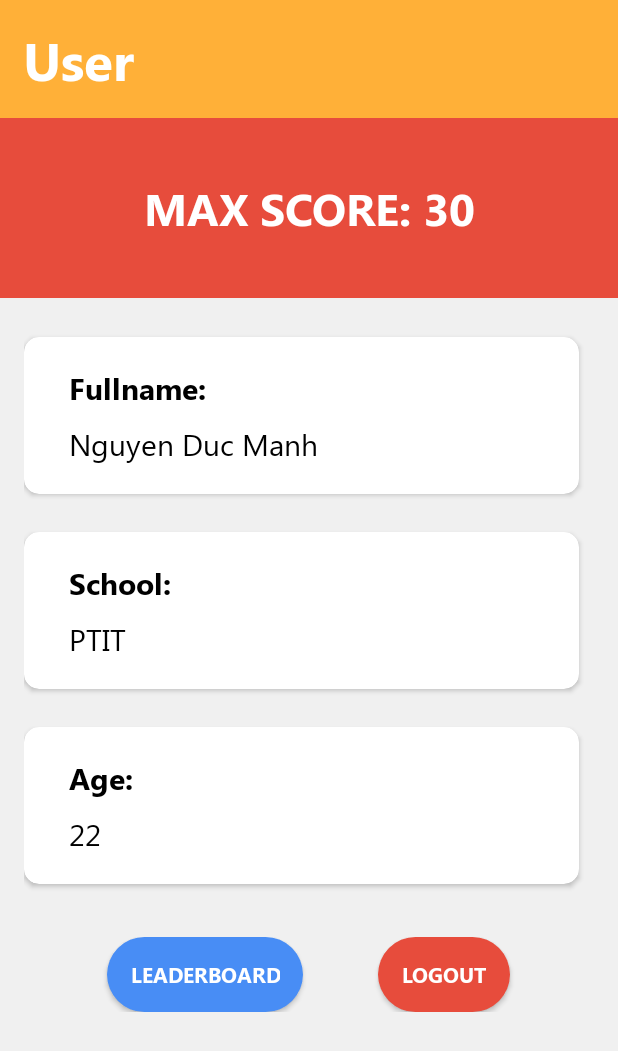
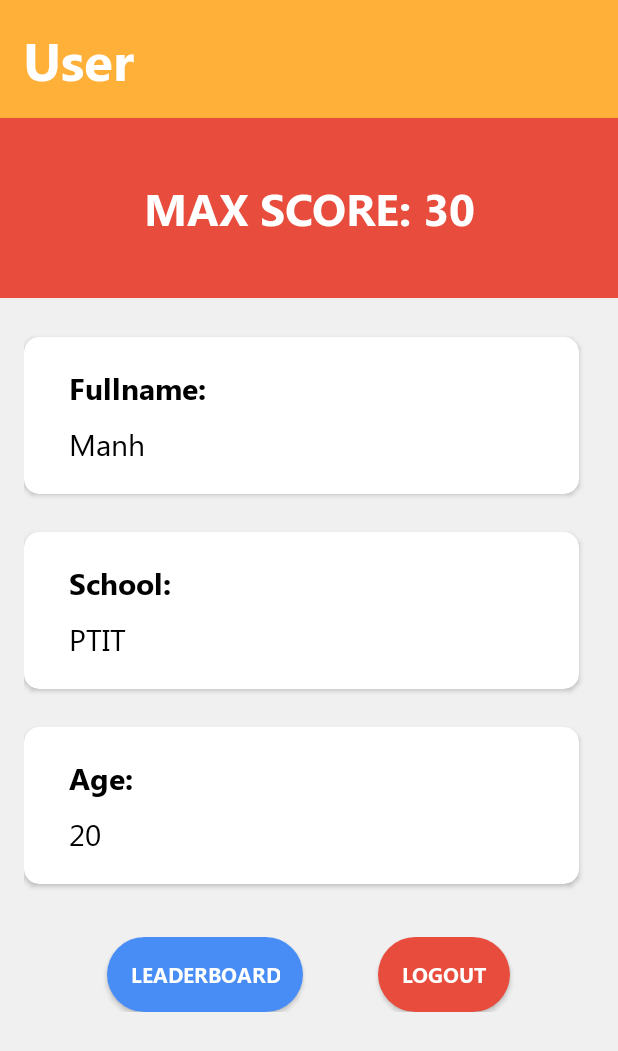
Before and after one commit to nddmanh/star-english-app, an Android app: the fragment UserFragment shown on its own in the app's theme, on a phone screen of 412 x 824 dp. Shown: the top 1051 px of the screen. Run offline under Robolectric (Android 15) with nearby library versions, the phone set to English and light mode, and no system bars; libraries missing offline, so code that uses them is left out: com.auth0.android.

Commit message:
Show info user and handle back event in main activity.

```diff
--- a/app/src/main/java/com/example/starenglish/HomeFragment.java
+++ b/app/src/main/java/com/example/starenglish/HomeFragment.java
@@ -47,7 +47,6 @@ public class HomeFragment extends Fragment {
         ApiService.apiService.getPosts().enqueue(new Callback<PostResponse>() {
             @Override
             public void onResponse(Call<PostResponse> call, Response<PostResponse> response) {
-                Toast.makeText(getActivity(), "Call api oke1: " , Toast.LENGTH_SHORT).show();
                 PostResponse postResponse = response.body();
                 if (postResponse != null && response.code() == 200) {
                     List<Post> posts = postResponse.getDataPost().getPosts();
@@ -56,7 +55,7 @@ public class HomeFragment extends Fragment {
                     postAdapter.setData(posts);
                     rcvPost.setAdapter(postAdapter);
                 } else {
-                    Toast.makeText(getActivity(), "Call api oke222222: " , Toast.LENGTH_SHORT).show();
+                    Toast.makeText(getActivity(), postResponse.getMessage() , Toast.LENGTH_SHORT).show();
                 }
             }
 
--- a/app/src/main/java/com/example/starenglish/OnboardingFragment3.java
+++ b/app/src/main/java/com/example/starenglish/OnboardingFragment3.java
@@ -40,7 +40,6 @@ public class OnboardingFragment3 extends Fragment {
                     Intent intent = new Intent(getActivity(), MainActivity.class);
                     getActivity().startActivity(intent);
                 }
-
             }
         });
 
--- a/app/src/main/java/com/example/starenglish/UserFragment.java
+++ b/app/src/main/java/com/example/starenglish/UserFragment.java
@@ -1,14 +1,34 @@
 package com.example.starenglish;
 
+import android.content.Intent;
 import android.os.Bundle;
 
 import androidx.fragment.app.Fragment;
 
+import android.util.Log;
 import android.view.LayoutInflater;
 import android.view.View;
 import android.view.ViewGroup;
+import android.widget.Button;
+import android.widget.TextView;
+import android.widget.Toast;
+
+import com.auth0.android.jwt.JWT;
+import com.example.starenglish.api.ApiService;
+import com.example.starenglish.data.DataLocalManager;
+import com.example.starenglish.model.CurrentUserResponse;
+import com.google.gson.Gson;
+
+import java.util.Date;
+
+import retrofit2.Call;
+import retrofit2.Callback;
+import retrofit2.Response;
 
 public class UserFragment extends Fragment {
+
+    private TextView tv_user_max_score, tv_user_fullname, tv_user_school, tv_user_age;
+    private Button btn_user_leaderboard,btn_user_logout;
 
     public UserFragment() {
         // Required empty public constructor
@@ -18,6 +38,88 @@ public class UserFragment extends Fragment {
     public View onCreateView(LayoutInflater inflater, ViewGroup container,
                              Bundle savedInstanceState) {
         // Inflate the layout for this fragment
-        return inflater.inflate(R.layout.fragment_user, container, false);
+        View view = inflater.inflate(R.layout.fragment_user, container, false);
+
+        // Mapping UI
+        tv_user_max_score = view.findViewById(R.id.tv_user_max_score);
+        tv_user_fullname = view.findViewById(R.id.tv_user_fullname);
+        tv_user_school = view.findViewById(R.id.tv_user_school);
+        tv_user_age = view.findViewById(R.id.tv_user_age);
+        btn_user_leaderboard = view.findViewById(R.id.btn_user_leaderboard);
+        btn_user_logout = view.findViewById(R.id.btn_user_logout);
+
+        callApiGetCurrentUser();
+
+        btn_user_leaderboard.setOnClickListener(new View.OnClickListener() {
+            @Override
+            public void onClick(View view) {
+                viewLeaderboard();
+            }
+        });
+
+        btn_user_logout.setOnClickListener(new View.OnClickListener() {
+            @Override
+            public void onClick(View view) {
+                logout();
+            }
+        });
+
+        return view;
+    }
+
+    private void callApiGetCurrentUser() {
+        // Validate access token
+        String accessToken = DataLocalManager.getAccessToken();
+
+        if (accessToken.isEmpty()) {
+            Toast.makeText(getActivity(), "You are not logged in", Toast.LENGTH_SHORT).show();
+            openLoginActivity();
+            return;
+        }
+
+        JWT jwt = new JWT(accessToken);
+        Date expiresAt = jwt.getExpiresAt();
+        Date now = new Date();
+        if (expiresAt.before(now)) {
+            Toast.makeText(getActivity(), "You need to login again", Toast.LENGTH_SHORT).show();
+            openLoginActivity();
+            return;
+        } else {
+            ApiService.apiService.getCurrentUser("Bearer " + accessToken).enqueue(new Callback<CurrentUserResponse>() {
+                @Override
+                public void onResponse(Call<CurrentUserResponse> call, Response<CurrentUserResponse> response) {
+                    CurrentUserResponse currentUserResponse = response.body();
+                    if (currentUserResponse != null && response.code() == 200) {
+                        tv_user_max_score.setText("MAX SCORE: " + currentUserResponse.getDataCurrentUser().getScore());
+                        tv_user_fullname.setText(currentUserResponse.getDataCurrentUser().getFullname());
+                        tv_user_school.setText(currentUserResponse.getDataCurrentUser().getSchool());
+                        tv_user_age.setText("" + currentUserResponse.getDataCurrentUser().getAge());
+                    } else {
+                        Toast.makeText(getActivity(), currentUserResponse.getMessage(), Toast.LENGTH_SHORT).show();
+                    }
+                }
+
+                @Override
+                public void onFailure(Call<CurrentUserResponse> call, Throwable t) {
+                    Toast.makeText(getActivity(), "Call api error: " + t.getLocalizedMessage(), Toast.LENGTH_SHORT).show();
+                }
+            });
+        }
+    }
+
+    private void logout() {
+        DataLocalManager.setAccessToken(null);
+        Toast.makeText(getActivity(), "Logout succesfully", Toast.LENGTH_SHORT).show();
+        openLoginActivity();
+        return;
+    }
+
+    private void viewLeaderboard() {
+        Toast.makeText(getActivity(), "btnViewLeaderboard clicked", Toast.LENGTH_SHORT).show();
+    }
+
+    private void openLoginActivity() {
+        Intent intent = new Intent(getActivity(), LoginActivity.class);
+        getActivity().startActivity(intent);
     }
 }
--- a/app/src/main/java/com/example/starenglish/api/ApiService.java
+++ b/app/src/main/java/com/example/starenglish/api/ApiService.java
@@ -1,5 +1,6 @@
 package com.example.starenglish.api;
 
+import com.example.starenglish.model.CurrentUserResponse;
 import com.example.starenglish.model.LoginRequest;
 import com.example.starenglish.model.LoginResponse;
 import com.example.starenglish.model.PostResponse;
@@ -13,6 +14,7 @@ import retrofit2.Retrofit;
 import retrofit2.converter.gson.GsonConverterFactory;
 import retrofit2.http.Body;
 import retrofit2.http.GET;
+import retrofit2.http.Header;
 import retrofit2.http.POST;
 import retrofit2.http.Query;
 
@@ -33,6 +35,9 @@ public interface ApiService {
     @POST("v1/auth/register")
     Call<SignupResponse> signup(@Body SignupRequest signupRequest);
 
+    @GET("v1/auth")
+    Call<CurrentUserResponse> getCurrentUser(@Header("authorization") String auth);
+
     // Post
     @GET("v1/posts")
     Call<PostResponse> getPosts();
--- a/app/src/main/res/layout/fragment_user.xml
+++ b/app/src/main/res/layout/fragment_user.xml
@@ -28,11 +28,11 @@
             android:layout_height="120dp"
             android:layout_below="@id/tv_user_header"
             android:background="@color/red"
+            android:fontFamily="@font/segoe_ui_bold"
+            android:gravity="center"
+            android:text="MAX SCORE: 30"
             android:textColor="@color/white"
-            android:gravity="center"
-            android:textSize="30dp"
-            android:text="MAX SCORE: 30"
-            android:fontFamily="@font/segoe_ui_bold"/>
+            android:textSize="30dp" />
 
         <LinearLayout xmlns:android="http://schemas.android.com/apk/res/android"
             xmlns:tools="http://schemas.android.com/tools"
@@ -66,12 +66,13 @@
                         android:text="Fullname:"
                         android:textColor="@color/black"/>
                     <TextView
+                        android:id="@+id/tv_user_fullname"
                         android:layout_width="wrap_content"
                         android:layout_height="wrap_content"
                         android:textSize="20dp"
                         android:layout_marginTop="10dp"
                         android:fontFamily="@font/segoe_ui"
-                        android:text="Nguyen Duc Manh"
+                        android:text="Manh"
                         android:textColor="@color/black"/>
                 </LinearLayout>
             </androidx.cardview.widget.CardView>
@@ -99,6 +100,7 @@
                         android:text="School:"
                         android:textColor="@color/black"/>
                     <TextView
+                        android:id="@+id/tv_user_school"
                         android:layout_width="wrap_content"
                         android:layout_height="wrap_content"
                         android:textSize="20dp"
@@ -132,12 +134,13 @@
                         android:text="Age:"
                         android:textColor="@color/black"/>
                     <TextView
+                        android:id="@+id/tv_user_age"
                         android:layout_width="wrap_content"
                         android:layout_height="wrap_content"
                         android:textSize="20dp"
                         android:layout_marginTop="10dp"
                         android:fontFamily="@font/segoe_ui"
-                        android:text="22"
+                        android:text="20"
                         android:textColor="@color/black"/>
                 </LinearLayout>
             </androidx.cardview.widget.CardView>
@@ -149,6 +152,7 @@
                 android:layout_marginTop="20dp">
 
                 <Button
+                    android:id="@+id/btn_user_leaderboard"
                     android:layout_width="wrap_content"
                     android:layout_height="wrap_content"
                     android:text="Leaderboard"
@@ -157,6 +161,7 @@
                     android:background="@drawable/bg_blue_corner_30"
                     android:padding="15dp"/>
                 <Button
+                    android:id="@+id/btn_user_logout"
                     android:layout_width="wrap_content"
                     android:layout_height="wrap_content"
                     android:text="logout"
@@ -168,9 +173,6 @@
             </LinearLayout>
 
         </LinearLayout>
-
-
-
     </RelativeLayout>
 
 
```
Also changed, not shown: app/src/main/java/com/example/starenglish/MainActivity.java (+28 -0 lines), app/src/main/java/com/example/starenglish/model/CurrentUserResponse.java (added, +42 -0 lines), app/src/main/java/com/example/starenglish/model/DataCurrentUser.java (added, +72 -0 lines).
